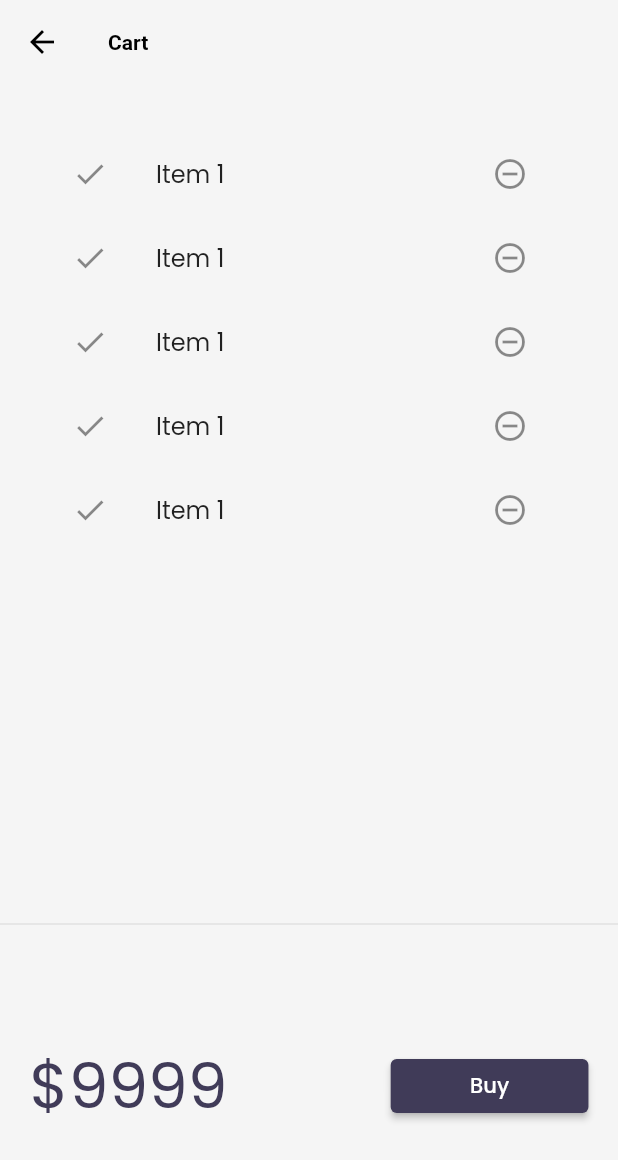
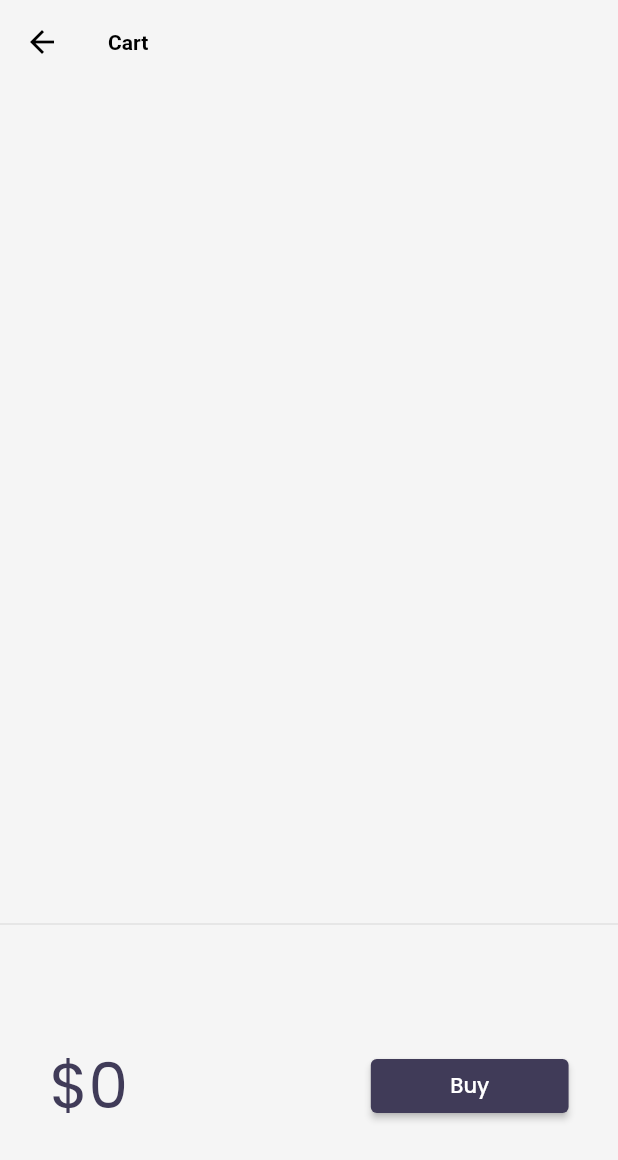
Before and after one commit to Nayan-03/30DaysOffFlutter, a Flutter app: the screen it shows after launch, after a tap on an icon or button, on a phone screen of 412 x 824 dp. Shown: the top 1160 px of the screen. Run offline on Flutter 3.47's test engine with Material 2 defaults, Android fonts, the phone set to English and light mode, and no system bars; our stand-ins replace google_fonts, velocity_x; network calls fail.

Commit message:
Day 24 completed

```diff
--- a/lib/models/cart.dart
+++ b/lib/models/cart.dart
@@ -1,6 +1,13 @@
 import 'package:flutter_application_1/models/catalog.dart';
 
 class CartModel {
+  static final cartModel = CartModel._internal();
+
+  CartModel._internal();
+
+  factory CartModel() => cartModel;
+
+  //catalog field
   late CatalogModel _catalog;
 
   //Collecton of IDs - store Ids of each item
--- a/lib/models/catalog.dart
+++ b/lib/models/catalog.dart
@@ -1,13 +1,18 @@
 class CatalogModel {
+  static final catModel = CatalogModel._internal();
+
+  CatalogModel._internal();
+
+  factory CatalogModel() => catModel;
+
   static List<Item> items = [];
 
-
 //Get Item by ID
- Item getById(int id) =>
-    items.firstWhere((element) => element.id == id, orElse: null);
+  Item getById(int id) =>
+      items.firstWhere((element) => element.id == id, orElse: null);
 
 //Get Item by position
- Item getByPosition(int pos) => items[pos];
+  Item getByPosition(int pos) => items[pos];
 }
 
 class Item {
--- a/lib/pages/cart_page.dart
+++ b/lib/pages/cart_page.dart
@@ -1,6 +1,7 @@
 // ignore_for_file: deprecated_member_use
 
 import 'package:flutter/material.dart';
+import 'package:flutter_application_1/models/cart.dart';
 import 'package:velocity_x/velocity_x.dart';
 
 class CartPage extends StatelessWidget {
@@ -30,12 +31,14 @@ class CartTotal extends StatelessWidget {
 
   @override
   Widget build(BuildContext context) {
+     final _cart = CartModel();
     return SizedBox(
       height: 200,
       child: Row(
         mainAxisAlignment: MainAxisAlignment.spaceAround,
         children: [
-          "\$9999".text.xl5.color(context.theme.accentColor).make(),
+          "\$${_cart.totalPrice}".text.xl5
+          .color(context.theme.accentColor).make(),
           30.widthBox,
           ElevatedButton(
             onPressed: () {
@@ -62,17 +65,18 @@ class CartList extends StatefulWidget {
 }
 
 class _CartListState extends State<CartList> {
+  final _cart = CartModel();
   @override
   Widget build(BuildContext context) {
     return ListView.builder(
-      itemCount: 5,
+      itemCount: _cart.items.length,
       itemBuilder: (context, index) => ListTile(
         leading: Icon(Icons.done),
         trailing: IconButton(
           icon: Icon(Icons.remove_circle_outline),
           onPressed: () {},
         ),
-        title: "Item 1".text.make(),
+        title: _cart.items[index].name.text.make(),
       ),
     );
   }
--- a/lib/widgets/home_widgets/catalog_list.dart
+++ b/lib/widgets/home_widgets/catalog_list.dart
@@ -1,13 +1,13 @@
 // ignore_for_file: unnecessary_null_comparison, deprecated_member_use
 
 import 'package:flutter/material.dart';
+import 'package:flutter_application_1/models/cart.dart';
 import 'package:flutter_application_1/models/catalog.dart';
 import 'package:flutter_application_1/pages/home_detail_page.dart';
 import 'package:flutter_application_1/widgets/themes.dart';
 import 'package:velocity_x/velocity_x.dart';
 
 import 'catalog_image.dart';
-
 
 class CatalogList extends StatelessWidget {
   const CatalogList({Key? key}) : super(key: key);
@@ -20,17 +20,17 @@ class CatalogList extends StatelessWidget {
       itemBuilder: (context, index) {
         final catalog = CatalogModel.items[index];
         return InkWell(
-          onTap: () => Navigator.push(
-            context, MaterialPageRoute(
-              builder: (context)=>HomeDetailPage(catalog: catalog),
-            ),
-          ),
-          child: CatalogItem(catalog: catalog));
+            onTap: () => Navigator.push(
+                  context,
+                  MaterialPageRoute(
+                    builder: (context) => HomeDetailPage(catalog: catalog),
+                  ),
+                ),
+            child: CatalogItem(catalog: catalog));
       },
     );
   }
 }
-
 
 class CatalogItem extends StatelessWidget {
   final Item catalog;
@@ -43,7 +43,7 @@ class CatalogItem extends StatelessWidget {
   Widget build(BuildContext context) {
     return VxBox(
         child: Row(
-          children: [
+      children: [
         Hero(
           tag: Key(catalog.id.toString()),
           child: CatalogImage(
@@ -63,17 +63,7 @@ class CatalogItem extends StatelessWidget {
               buttonPadding: EdgeInsets.zero,
               children: [
                 "\$${catalog.price}".text.bold.xl.make(),
-                ElevatedButton(
-                  onPressed: () {},
-                  style: ButtonStyle(
-                    backgroundColor: MaterialStateProperty.all(
-                      context.theme.buttonColor,
-                      ),
-                      shape: MaterialStateProperty.all(const StadiumBorder()),
-                    ),
-
-                  child: "Add to cart".text.make(),
-                )
+                _AddToCart(catalog: catalog)
               ],
             ).pOnly(right: 8.0)
           ],
@@ -82,3 +72,37 @@ class CatalogItem extends StatelessWidget {
     )).color(context.cardColor).rounded.square(150).make().py16();
   }
 }
+
+class _AddToCart extends StatefulWidget {
+  final Item catalog;
+  const _AddToCart({
+    Key? key,
+    required this.catalog,
+  }) : super(key: key);
+
+  @override
+  State<_AddToCart> createState() => _AddToCartState();
+}
+
+class _AddToCartState extends State<_AddToCart> {
+  bool isAddedd = false;
+
+  @override
+  Widget build(BuildContext context) {
+    return ElevatedButton(
+      onPressed: () {
+        isAddedd = isAddedd.toggle();
+        final _catalog = CatalogModel();
+        final _cart = CartModel();
+        _cart.catalog = _catalog;
+        _cart.add(widget.catalog);
+        setState(() {});
+      },
+      style: ButtonStyle(
+        backgroundColor: MaterialStateProperty.all(context.theme.buttonColor),
+        shape: MaterialStateProperty.all(const StadiumBorder()),
+      ),
+      child: isAddedd ? Icon(Icons.done) : "Add to cart".text.make(),
+    );
+  }
+}
```
